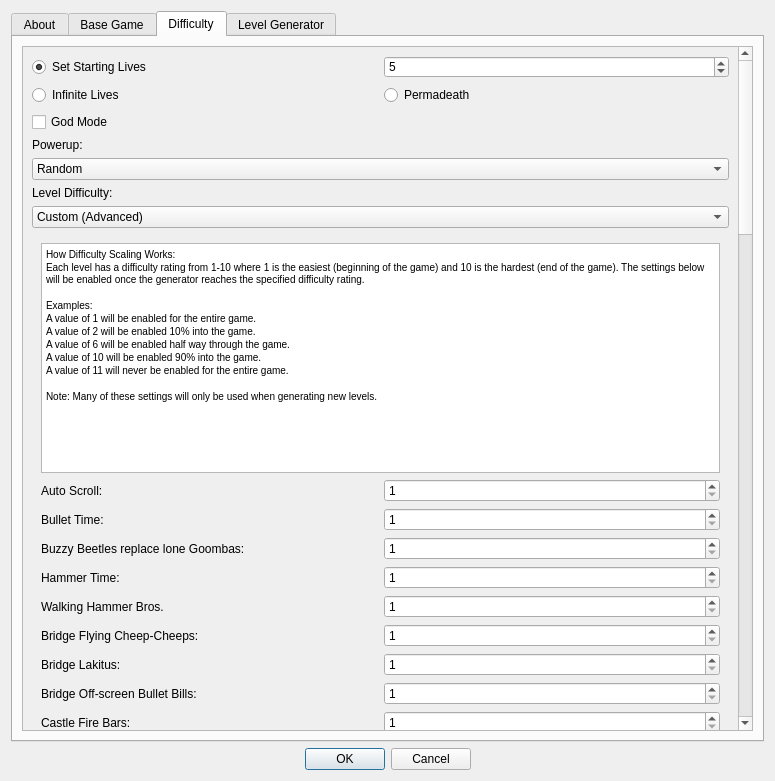
First picture: the form in SMB1/SMB1_Compliance_To_SMB1/Configure_Settings_Form.ui, repository Coolcord/Level-Headed, before the edit.
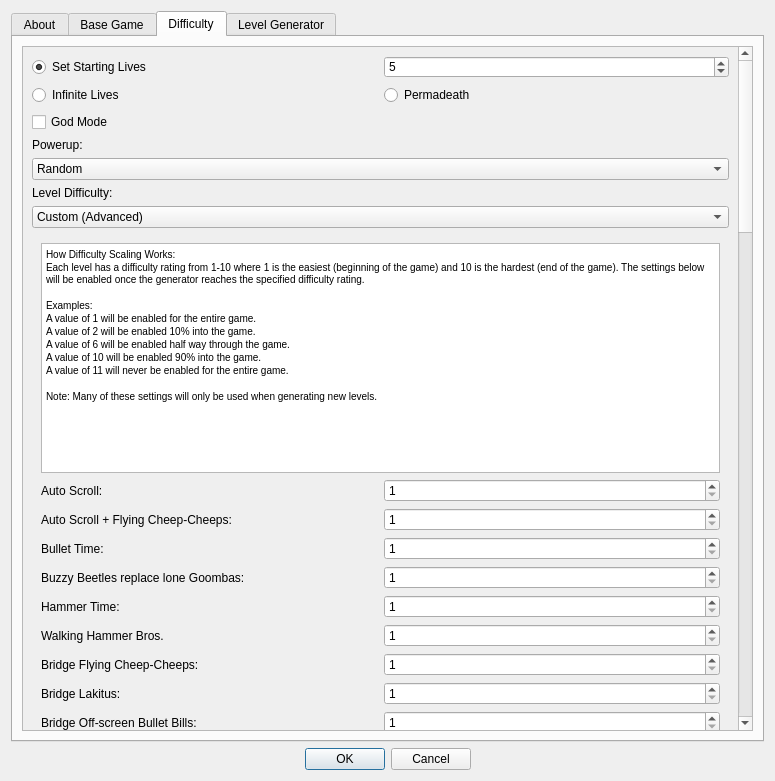
Second picture: the form after the edit. The open tabs and pages were chosen to show the change.

Commit message: Added a new difficulty option to control when Auto Scroll + Flying Cheep-Cheeps can spawn on the same level

The edit to the form file:
```diff
--- a/SMB1/SMB1_Compliance_To_SMB1/Configure_Settings_Form.ui
+++ b/SMB1/SMB1_Compliance_To_SMB1/Configure_Settings_Form.ui
@@ -828,7 +828,7 @@
             <x>0</x>
             <y>0</y>
             <width>708</width>
-            <height>2975</height>
+            <height>3009</height>
            </rect>
           </property>
           <layout class="QVBoxLayout" name="verticalLayout_3">
@@ -1229,6 +1229,27 @@
                 </item>
                </layout>
               </item>
+              <item>
+               <layout class="QHBoxLayout" name="layoutAutoScrollWithFlyingCheepCheeps">
+                <item>
+                 <widget class="QLabel" name="lblAutoScrollWithFlyingCheepCheeps">
+                  <property name="text">
+                   <string>Auto Scroll + Flying Cheep-Cheeps:</string>
+                  </property>
+                 </widget>
+                </item>
+                <item>
+                 <widget class="QSpinBox" name="sbAutoScrollWithFlyingCheepCheeps">
+                  <property name="minimum">
+                   <number>1</number>
+                  </property>
+                  <property name="maximum">
+                   <number>11</number>
+                  </property>
+                 </widget>
+                </item>
+               </layout>
+              </item>
               <item>
                <layout class="QHBoxLayout" name="layoutBulletTime">
                 <item>
```
The commit also changes 9 other files.
